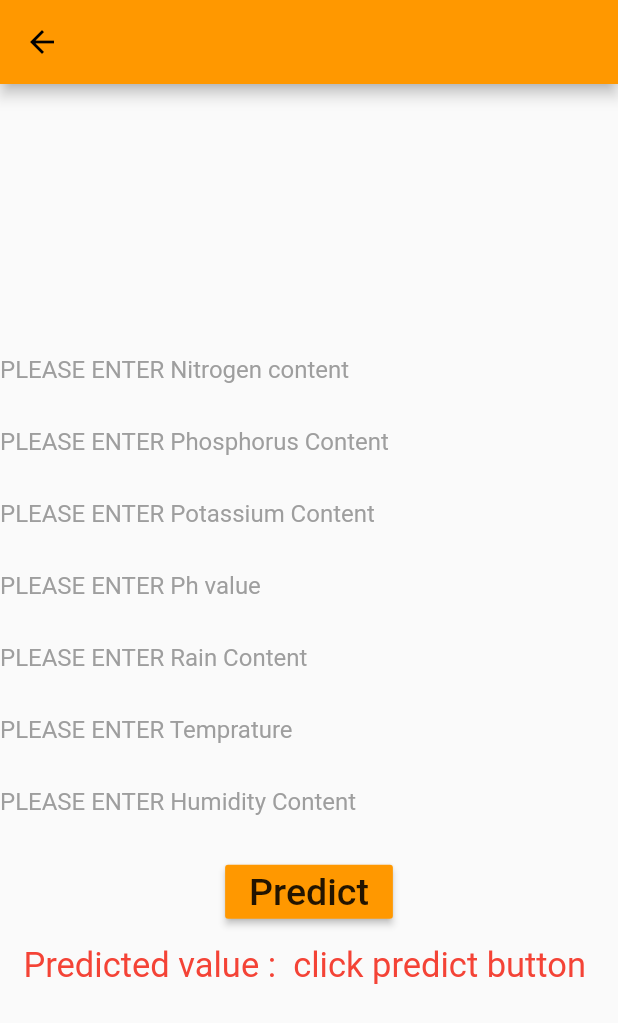
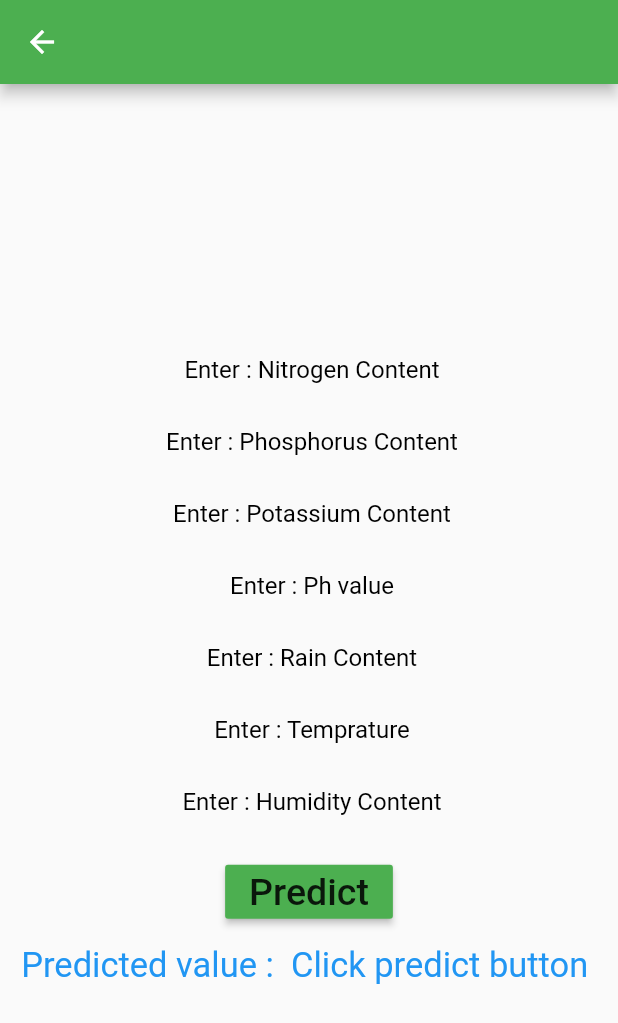
Before and after one commit to sonali8434/SowWhat-Kya_Boyein-Crop_prediction_App, a Flutter app: the screen it shows after launch, after a tap on "Go to Crop Prediction", on a phone screen of 412 x 824 dp. Shown: the top 1023 px of the screen. Run offline on Flutter 3.47's test engine with Material 2 defaults, Android fonts, the light colour scheme and no system bars; our stand-ins replace font_awesome_flutter; missing offline and left inert: tflite_flutter.

Commit message:
secand commit

```diff
--- /dev/null
+++ b/lib/WelcomePage.dart
@@ -0,0 +1,88 @@
+import 'package:flutter/cupertino.dart';
+import 'package:flutter/material.dart';
+import 'predModel.dart';
+
+class WelcomePage extends StatelessWidget {
+  @override
+  Widget build(BuildContext context) {
+    double w = MediaQuery.of(context).size.width;
+    double h = MediaQuery.of(context).size.height;
+    return Scaffold(
+      backgroundColor: Color.fromARGB(255, 248, 249, 195),
+      body: Column(
+        children: [
+          Container(
+            width: w,
+            height: h * 0.3,
+            decoration: BoxDecoration(
+                image: DecorationImage(
+                    image: AssetImage("assets/signup.jpg"), fit: BoxFit.cover)),
+            child: Column(
+              children: [
+                SizedBox(
+                  height: h * 0.16,
+                ),
+                CircleAvatar(
+                  backgroundColor: Colors.white70,
+                  radius: 50,
+                  backgroundImage: AssetImage("assets/profile1.jpg"),
+                )
+              ],
+            ),
+          ),
+          SizedBox(
+            height: 70,
+          ),
+          Container(
+            width: w,
+            margin: const EdgeInsets.only(left: 20),
+            child: Column(
+              crossAxisAlignment: CrossAxisAlignment.start,
+              children: [
+                Text(
+                  "Welcome to SowWhat",
+                  style: TextStyle(
+                      fontSize: 36,
+                      fontWeight: FontWeight.bold,
+                      color: Colors.black),
+                ),
+                SizedBox(
+                  height: 70,
+                ),
+                Container(
+                  child: Center(
+                    child: ElevatedButton(
+                      child: Text("Go to Crop Prediction"),
+                      onPressed: () {
+                        Navigator.push(
+                            context,
+                            MaterialPageRoute(
+                                builder: (context) => PredModel()));
+                      },
+                    ),
+                  ),
+                ),
+                SizedBox(
+                  height: 50,
+                ),
+                Container(
+                  child: Center(
+                    child: ElevatedButton(
+                      child: Text("Sustainable Practices"),
+                      onPressed: () {
+                        Navigator.push(
+                            context,
+                            MaterialPageRoute(
+                                builder: (context) => PredModel()));
+                      },
+                    ),
+                  ),
+                ),
+              ],
+            ),
+          ),
+        ],
+      ),
+    );
+  }
+}
--- a/lib/main.dart
+++ b/lib/main.dart
@@ -1,6 +1,8 @@
 import 'package:flutter/material.dart';
+import 'package:prediciton_model/WelcomePage.dart';
 import 'package:prediciton_model/predModel.dart';
 import 'mainscreen.dart';
+import 'WelcomePage.dart';
 
 void main() {
   runApp(MyApp());
@@ -13,9 +15,10 @@ class MyApp extends StatelessWidget {
     return MaterialApp(
       title: 'Flutter Demo',
       theme: ThemeData(
-        primarySwatch: Colors.orange,
+        primarySwatch: Colors.green,
       ),
-      home: MainScreen(),
+      home: WelcomePage(),
+      debugShowCheckedModeBanner: false,
     );
   }
 }
--- a/lib/predModel.dart
+++ b/lib/predModel.dart
@@ -17,7 +17,7 @@ class _PredModelState extends State<PredModel> {
   @override
   void initState() {
     super.initState();
-    predValue = "click predict button";
+    predValue = "Click predict button";
   }
 
   final N_Controller = TextEditingController();
@@ -115,7 +115,7 @@ class _PredModelState extends State<PredModel> {
   Widget build(BuildContext context) {
     return Scaffold(
       appBar: AppBar(
-        backgroundColor: Colors.orange,
+        backgroundColor: Colors.green,
       ),
       body: Center(
         child: Column(
@@ -125,11 +125,11 @@ class _PredModelState extends State<PredModel> {
               // N
               controller: N_Controller,
               keyboardType: TextInputType.number,
-              textAlign: TextAlign.left,
+              textAlign: TextAlign.center,
               decoration: InputDecoration(
                 border: InputBorder.none,
-                hintText: 'PLEASE ENTER Nitrogen content',
-                hintStyle: TextStyle(color: Colors.grey),
+                hintText: ' Enter : Nitrogen Content',
+                hintStyle: TextStyle(color: Colors.black),
               ),
             ),
 
@@ -137,11 +137,11 @@ class _PredModelState extends State<PredModel> {
               // P
               controller: P_Controller,
               keyboardType: TextInputType.number,
-              textAlign: TextAlign.left,
+              textAlign: TextAlign.center,
               decoration: InputDecoration(
                 border: InputBorder.none,
-                hintText: 'PLEASE ENTER Phosphorus Content',
-                hintStyle: TextStyle(color: Colors.grey),
+                hintText: ' Enter : Phosphorus Content',
+                hintStyle: TextStyle(color: Colors.black),
               ),
             ),
 
@@ -149,11 +149,11 @@ class _PredModelState extends State<PredModel> {
               // K
               controller: K_Controller,
               keyboardType: TextInputType.number,
-              textAlign: TextAlign.left,
+              textAlign: TextAlign.center,
               decoration: InputDecoration(
                 border: InputBorder.none,
-                hintText: 'PLEASE ENTER Potassium Content',
-                hintStyle: TextStyle(color: Colors.grey),
+                hintText: ' Enter : Potassium Content',
+                hintStyle: TextStyle(color: Colors.black),
               ),
             ),
 
@@ -183,11 +183,11 @@ class _PredModelState extends State<PredModel> {
               // Ph
               controller: Ph_Controller,
               keyboardType: TextInputType.number,
-              textAlign: TextAlign.left,
+              textAlign: TextAlign.center,
               decoration: InputDecoration(
                 border: InputBorder.none,
-                hintText: 'PLEASE ENTER Ph value',
-                hintStyle: TextStyle(color: Colors.grey),
+                hintText: ' Enter : Ph value',
+                hintStyle: TextStyle(color: Colors.black),
               ),
             ),
 
@@ -195,11 +195,11 @@ class _PredModelState extends State<PredModel> {
               // Rain
               controller: Rain_Controller,
               keyboardType: TextInputType.number,
-              textAlign: TextAlign.left,
+              textAlign: TextAlign.center,
               decoration: InputDecoration(
                 border: InputBorder.none,
-                hintText: 'PLEASE ENTER Rain Content',
-                hintStyle: TextStyle(color: Colors.grey),
+                hintText: ' Enter : Rain Content',
+                hintStyle: TextStyle(color: Colors.black),
               ),
             ),
 
@@ -207,22 +207,22 @@ class _PredModelState extends State<PredModel> {
               // temprature
               controller: Temprature_Controller,
               keyboardType: TextInputType.number,
-              textAlign: TextAlign.left,
+              textAlign: TextAlign.center,
               decoration: InputDecoration(
                 border: InputBorder.none,
-                hintText: 'PLEASE ENTER Temprature ',
-                hintStyle: TextStyle(color: Colors.grey),
+                hintText: ' Enter : Temprature ',
+                hintStyle: TextStyle(color: Colors.black),
               ),
             ),
             TextField(
               // humidity
               controller: Humidity_Controller,
               keyboardType: TextInputType.number,
-              textAlign: TextAlign.left,
+              textAlign: TextAlign.center,
               decoration: InputDecoration(
                 border: InputBorder.none,
-                hintText: 'PLEASE ENTER Humidity Content',
-                hintStyle: TextStyle(color: Colors.grey),
+                hintText: ' Enter : Humidity Content',
+                hintStyle: TextStyle(color: Colors.black),
               ),
             ),
 
@@ -233,7 +233,7 @@ class _PredModelState extends State<PredModel> {
 
             SizedBox(height: 12),
             MaterialButton(
-              color: Colors.orange,
+              color: Colors.green,
               child: Text(
                 "Predict",
                 style: TextStyle(fontSize: 25),
@@ -247,7 +247,7 @@ class _PredModelState extends State<PredModel> {
             SizedBox(height: 12),
             Text(
               "Predicted value :  $predValue ",
-              style: TextStyle(color: Colors.red, fontSize: 23),
+              style: TextStyle(color: Colors.blue, fontSize: 23),
             ),
           ],
         ),
```
Also changed, not shown: assets/profile1.jpg (added), assets/signup.jpg (added).
